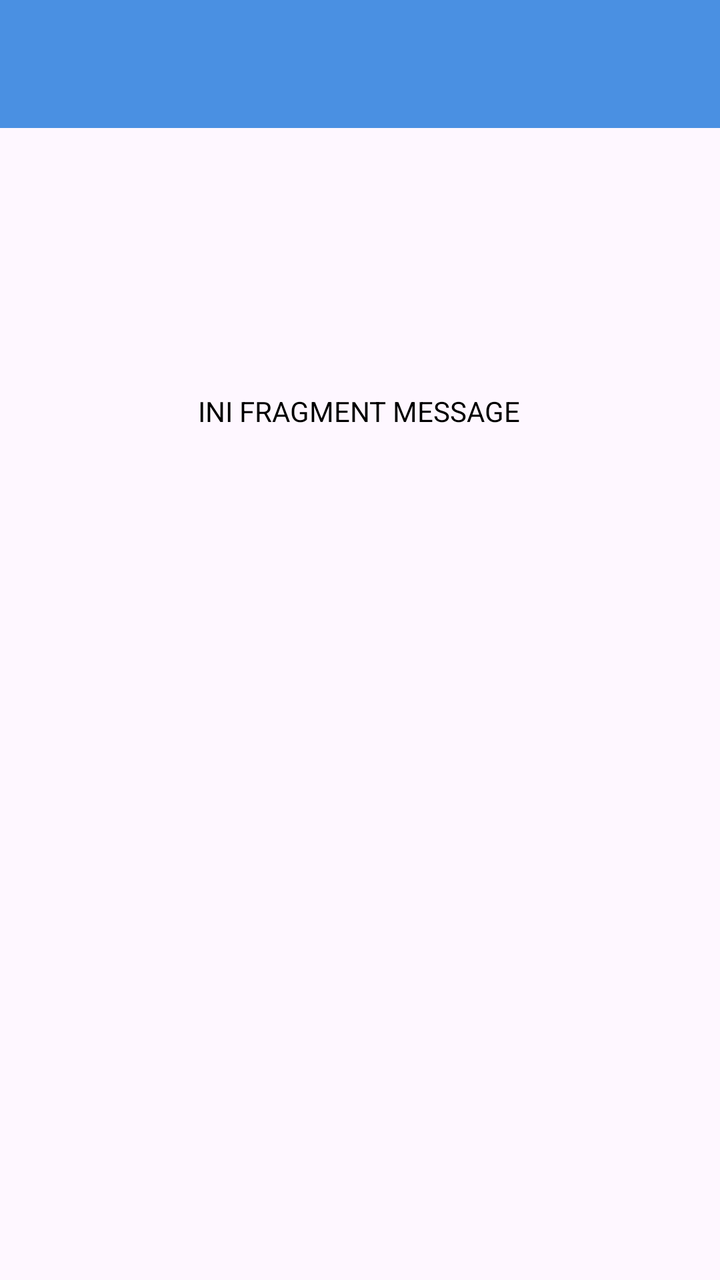
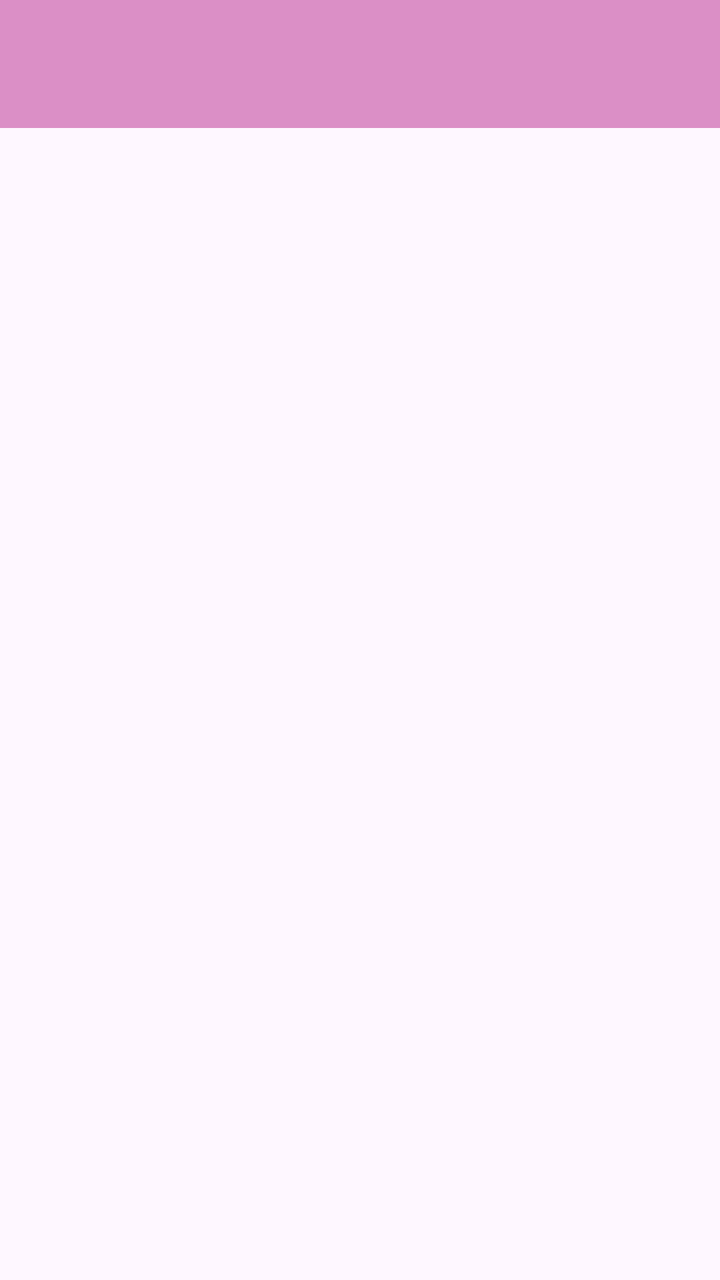

Before-and-after screenshots of an Android layout around one commit, followed by the original layout XML and the change that was made.
<!-- AndroidManifest.xml: application theme Theme.BellApps -->
<!-- res/layout/fragment_messager.xml -->
<?xml version="1.0" encoding="utf-8"?>
<androidx.constraintlayout.widget.ConstraintLayout xmlns:android="http://schemas.android.com/apk/res/android"
    xmlns:tools="http://schemas.android.com/tools"
    android:layout_width="match_parent"
    android:layout_height="match_parent"
    xmlns:app="http://schemas.android.com/apk/res-auto"
    tools:context=".Message.MessagerFragment">

    
    <androidx.appcompat.widget.Toolbar
        android:id="@+id/toolbar"
        android:layout_width="match_parent"
        android:layout_height="?attr/actionBarSize"
        android:background="@color/ocean_primary"
        app:layout_constraintEnd_toEndOf="parent"
        app:layout_constraintStart_toStartOf="parent"
        app:layout_constraintTop_toTopOf="parent"
        app:layout_scrollFlags="scroll|enterAlways"
        app:subtitleTextColor="@color/ocean_secondary"
        app:titleTextColor="@color/black" />


    <TextView
        android:layout_width="wrap_content"
        android:layout_height="wrap_content"
        android:layout_marginTop="132dp"
        android:text="INI FRAGMENT MESSAGE"
        android:textColor="@color/black"
        app:layout_constraintEnd_toEndOf="parent"
        app:layout_constraintHorizontal_bias="0.497"
        app:layout_constraintStart_toStartOf="parent"
        app:layout_constraintTop_toBottomOf="@+id/toolbar" />

</androidx.constraintlayout.widget.ConstraintLayout>
<!-- resources referenced by this layout -->
<resources>
  <color name="black">#FF000000</color>
  <color name="ocean_primary">#4A90E2</color>
  <color name="ocean_secondary">#B3E5FC</color>
  <style name="Theme.BellApps" parent="Base.Theme.BellApps" />
  <style name="Base.Theme.BellApps" parent="Theme.Material3.DayNight.NoActionBar">
          
          
      </style>
</resources>

<!-- the commit's change to res/layout/fragment_messager.xml (unified diff, before → after) -->
@@ -1,5 +1,5 @@
 <?xml version="1.0" encoding="utf-8"?>
-<androidx.constraintlayout.widget.ConstraintLayout xmlns:android="http://schemas.android.com/apk/res/android"
+<androidx.coordinatorlayout.widget.CoordinatorLayout xmlns:android="http://schemas.android.com/apk/res/android"
     xmlns:tools="http://schemas.android.com/tools"
     android:layout_width="match_parent"
     android:layout_height="match_parent"
@@ -7,28 +7,27 @@
     tools:context=".Message.MessagerFragment">
 
     
-    <androidx.appcompat.widget.Toolbar
-        android:id="@+id/toolbar"
+
+    <com.google.android.material.appbar.AppBarLayout
+        android:id="@+id/appBarLayout"
         android:layout_width="match_parent"
-        android:layout_height="?attr/actionBarSize"
-        android:background="@color/ocean_primary"
-        app:layout_constraintEnd_toEndOf="parent"
-        app:layout_constraintStart_toStartOf="parent"
-        app:layout_constraintTop_toTopOf="parent"
-        app:layout_scrollFlags="scroll|enterAlways"
-        app:subtitleTextColor="@color/ocean_secondary"
-        app:titleTextColor="@color/black" />
+        android:layout_height="wrap_content"
+        android:theme="@style/ThemeOverlay.AppCompat.Dark.ActionBar">
 
+        <androidx.appcompat.widget.Toolbar
+            android:id="@+id/toolbar"
+            android:layout_width="match_parent"
+            android:layout_height="?attr/actionBarSize"
+            android:background="@color/bg"
+            app:layout_scrollFlags="scroll|enterAlways"
+            app:titleTextColor="@android:color/white" />
 
-    <TextView
-        android:layout_width="wrap_content"
-        android:layout_height="wrap_content"
-        android:layout_marginTop="132dp"
-        android:text="INI FRAGMENT MESSAGE"
-        android:textColor="@color/black"
-        app:layout_constraintEnd_toEndOf="parent"
-        app:layout_constraintHorizontal_bias="0.497"
-        app:layout_constraintStart_toStartOf="parent"
-        app:layout_constraintTop_toBottomOf="@+id/toolbar" />
+    </com.google.android.material.appbar.AppBarLayout>
 
-</androidx.constraintlayout.widget.ConstraintLayout>
+    <ListView
+        android:id="@+id/listMessageItems"
+        android:layout_width="match_parent"
+        android:layout_height="match_parent"
+        app:layout_behavior="@string/appbar_scrolling_view_behavior" />
+
+</androidx.coordinatorlayout.widget.CoordinatorLayout>
<!-- resource entries referenced after the edit -->
@@ -1,8 +1,6 @@
 <!-- resources referenced by this layout -->
 <resources>
-  <color name="black">#FF000000</color>
-  <color name="ocean_primary">#4A90E2</color>
-  <color name="ocean_secondary">#B3E5FC</color>
+  <color name="bg">#DB8FC6</color>
   <style name="Theme.BellApps" parent="Base.Theme.BellApps" />
   <style name="Base.Theme.BellApps" parent="Theme.Material3.DayNight.NoActionBar">
           
